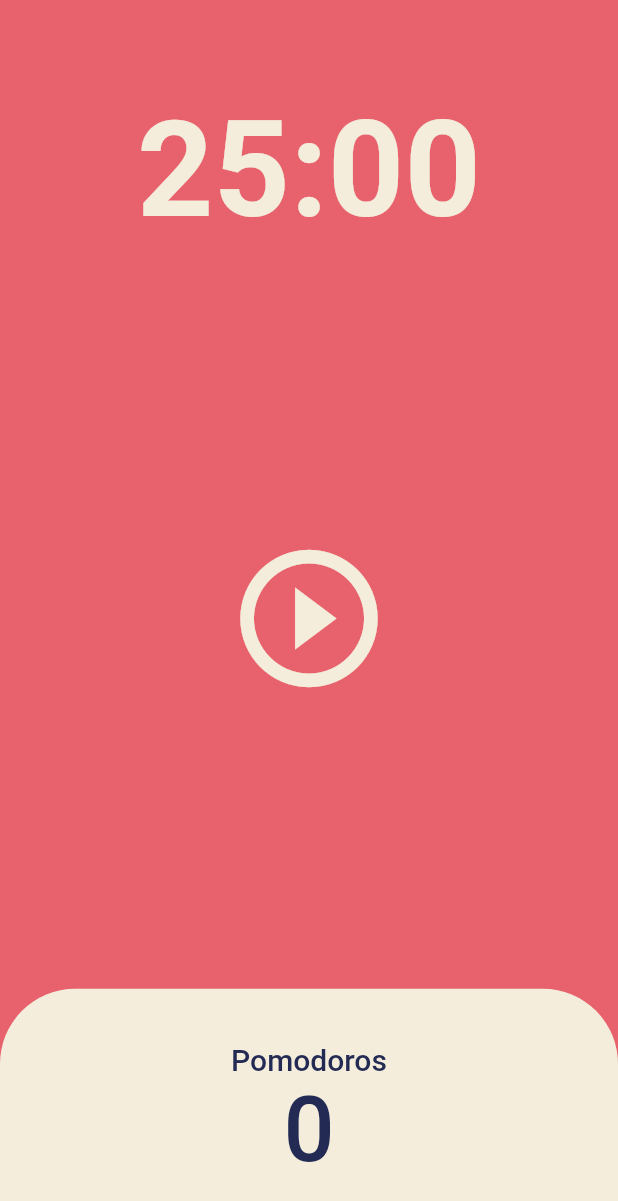
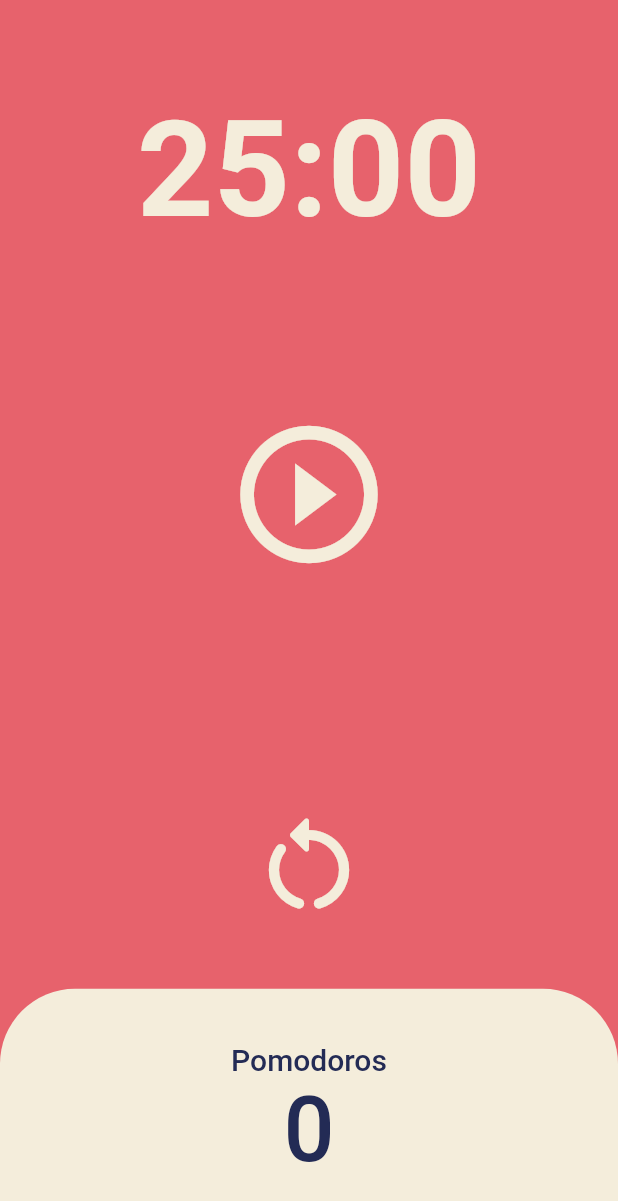
Before and after one commit to sy5072/HelloDartFlutter, a Flutter app: the screen it shows after launch, on a phone screen of 412 x 824 dp. Shown: the top 1201 px of the screen. Run offline on Flutter 3.47's test engine with Material 2 defaults, Android fonts, the phone set to English and light mode, and no system bars.

Commit message:
pomodoro/restartButton

```diff
--- a/pomodoro/lib/screens/home_screen.dart
+++ b/pomodoro/lib/screens/home_screen.dart
@@ -48,6 +48,15 @@ class _HomeScreenState extends State<HomeScreen> {
     });
   }
 
+  void onRestartPressed() {
+    timer.cancel();
+    setState(() {
+      isRunning = false;
+      totalSeconds = twentyFiveMinutes;
+      totalPomodoros = 0;
+    });
+  }
+
   String format(int seconds) {
     var duration = Duration(seconds: seconds);
     return duration.toString().split(".").first.substring(2, 7);
@@ -74,7 +83,7 @@ class _HomeScreenState extends State<HomeScreen> {
             ),
           ),
           Flexible(
-            flex: 3,
+            flex: 2,
             child: Center(
               child: IconButton(
                 iconSize: 110,
@@ -83,6 +92,17 @@ class _HomeScreenState extends State<HomeScreen> {
                 icon: Icon(isRunning
                     ? Icons.pause_circle_outline
                     : Icons.play_circle_outline_outlined),
+              ),
+            ),
+          ),
+          Flexible(
+            flex: 1,
+            child: Center(
+              child: IconButton(
+                iconSize: 80,
+                color: Theme.of(context).cardColor,
+                onPressed: onRestartPressed,
+                icon: const Icon(Icons.restart_alt_rounded),
               ),
             ),
           ),
```
